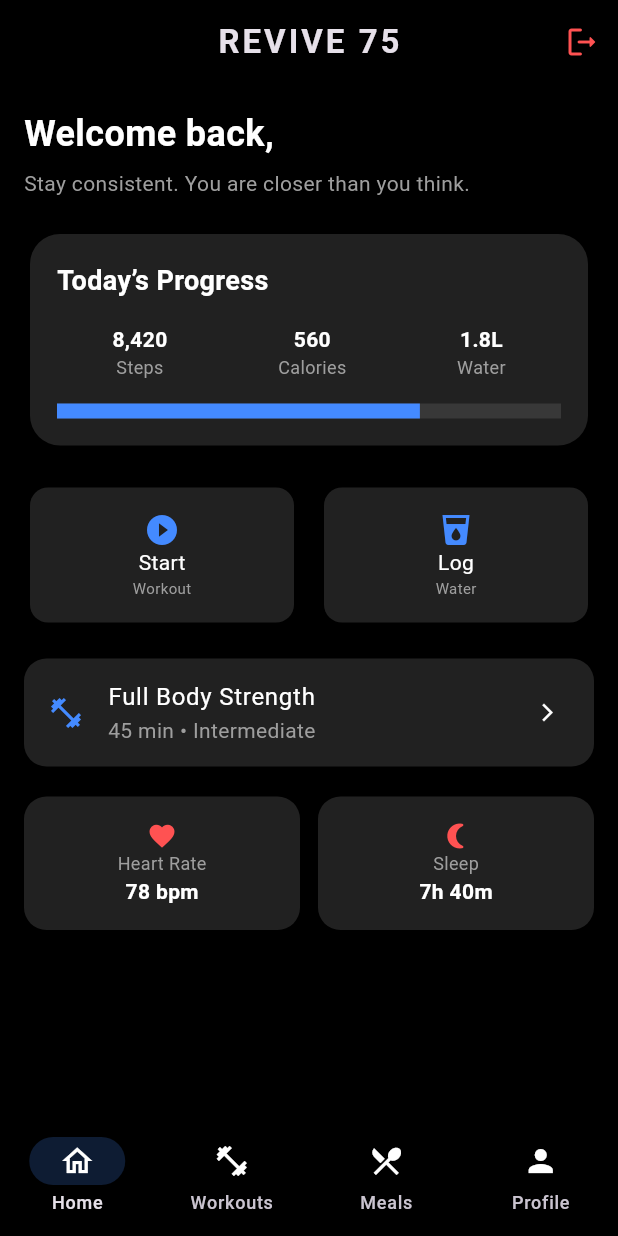
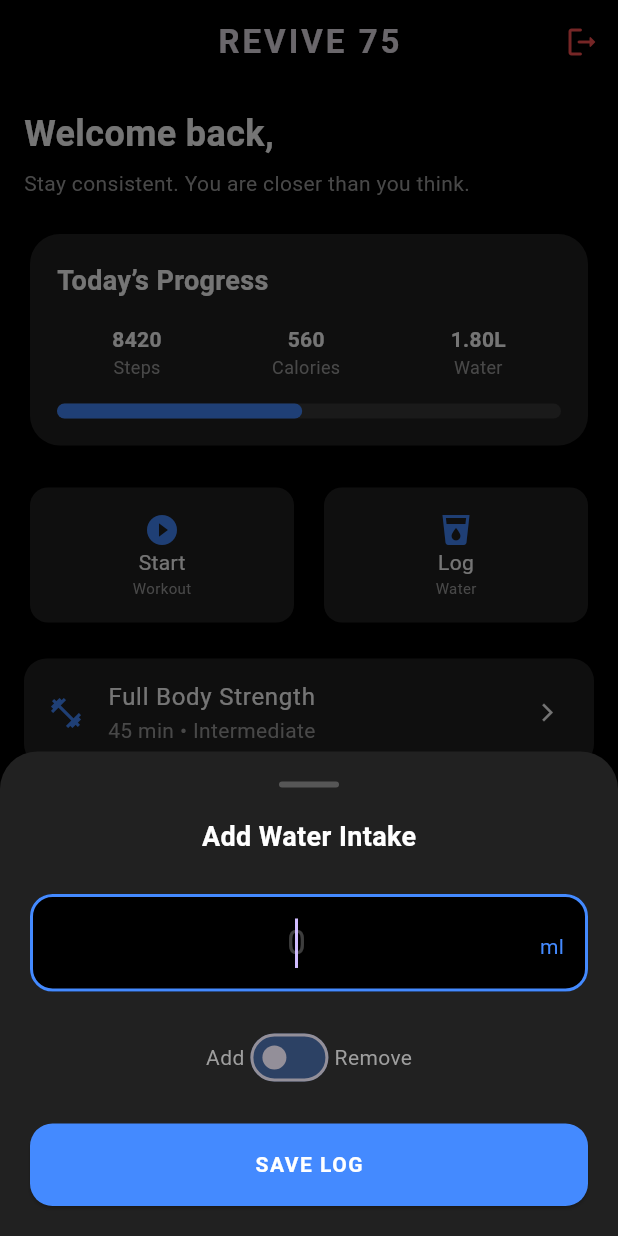
Before and after one commit to Luneric/Revive75, a Flutter app: the screen it shows once a user with an empty profile is signed in, after a tap on "Log", on a phone screen of 412 x 824 dp. Run offline on Flutter 3.47's test engine with Material 3 defaults, Android fonts, the light colour scheme and no system bars; our stand-ins replace cloud_firestore, firebase_auth, firebase_core, google_sign_in; accounts and stored records are empty.

Commit message:
adding dynamic home page

```diff
--- a/revive75_app/lib/home_page.dart
+++ b/revive75_app/lib/home_page.dart
@@ -2,14 +2,146 @@ import 'package:flutter/material.dart';
 import 'package:firebase_auth/firebase_auth.dart';
 import 'app_router.dart';
 
-class MyHomePage extends StatelessWidget {
+class MyHomePage extends StatefulWidget {
   final String userName;
   const MyHomePage({super.key, required this.userName});
 
   @override
+  State<MyHomePage> createState() => _MyHomePageState();
+}
+
+class _MyHomePageState extends State<MyHomePage> {
+  // --- DYNAMIC DATA ---
+  int steps = 8420;
+  int calories = 560;
+  double waterDrank = 1.8;
+  double waterGoal = 3.7;
+  String? currentWorkout = "Full Body Strength";
+
+  // --- LOGIC METHODS ---
+  void _logWater(double amount) {
+    setState(() {
+      waterDrank += amount;
+      if (waterDrank < 0) waterDrank = 0.0;
+    });
+  }
+
+  void _showWaterPicker() {
+    final TextEditingController amountController = TextEditingController();
+    bool isRemoving = false; // Internal toggle state
+
+    showModalBottomSheet(
+      context: context,
+      isScrollControlled: true, // Allows keyboard to push the sheet up
+      backgroundColor: Colors.grey[900],
+      shape: const RoundedRectangleBorder(
+        borderRadius: BorderRadius.vertical(top: Radius.circular(25)),
+      ),
+      builder: (context) {
+        return StatefulBuilder( // Allows the toggle to update UI inside the sheet
+          builder: (context, setModalState) {
+            return Padding(
+              padding: EdgeInsets.only(
+                bottom: MediaQuery.of(context).viewInsets.bottom + 20,
+                left: 20,
+                right: 20,
+                top: 20,
+              ),
+              child: Column(
+                mainAxisSize: MainAxisSize.min,
+                children: [
+                  Container(
+                    width: 40,
+                    height: 4,
+                    decoration: BoxDecoration(color: Colors.white24, borderRadius: BorderRadius.circular(10)),
+                  ),
+                  const SizedBox(height: 20),
+                  Text(
+                    isRemoving ? 'Remove Water Intake' : 'Add Water Intake',
+                    style: const TextStyle(color: Colors.white, fontSize: 18, fontWeight: FontWeight.bold),
+                  ),
+                  const SizedBox(height: 25),
+
+                  // Professional Numeric Input
+                  TextField(
+                    controller: amountController,
+                    keyboardType: const TextInputType.numberWithOptions(decimal: true),
+                    style: const TextStyle(color: Colors.white, fontSize: 22),
+                    autofocus: true,
+                    textAlign: TextAlign.center,
+                    decoration: InputDecoration(
+                      hintText: '0',
+                      hintStyle: const TextStyle(color: Colors.white24),
+                      suffixText: 'ml',
+                      suffixStyle: const TextStyle(color: Colors.blueAccent),
+                      enabledBorder: OutlineInputBorder(
+                        borderRadius: BorderRadius.circular(15),
+                        borderSide: const BorderSide(color: Colors.white10),
+                      ),
+                      focusedBorder: OutlineInputBorder(
+                        borderRadius: BorderRadius.circular(15),
+                        borderSide: const BorderSide(color: Colors.blueAccent, width: 2),
+                      ),
+                      filled: true,
+                      fillColor: Colors.black,
+                    ),
+                  ),
+
+                  const SizedBox(height: 20),
+
+                  // Professional Mode Toggle
+                  Row(
+                    mainAxisAlignment: MainAxisAlignment.center,
+                    children: [
+                      const Text('Add', style: TextStyle(color: Colors.grey)),
+                      Switch(
+                        value: isRemoving,
+                        activeColor: Colors.redAccent,
+                        inactiveTrackColor: Colors.blueAccent.withOpacity(0.3),
+                        onChanged: (val) => setModalState(() => isRemoving = val),
+                      ),
+                      const Text('Remove', style: TextStyle(color: Colors.grey)),
+                    ],
+                  ),
+
+                  const SizedBox(height: 20),
+
+                  // Submit Action
+                  SizedBox(
+                    width: double.infinity,
+                    height: 55,
+                    child: ElevatedButton(
+                      style: ElevatedButton.styleFrom(
+                        backgroundColor: isRemoving ? Colors.redAccent : Colors.blueAccent,
+                        shape: RoundedRectangleBorder(borderRadius: BorderRadius.circular(15)),
+                      ),
+                      onPressed: () {
+                        double enteredVal = double.tryParse(amountController.text) ?? 0;
+                        if (enteredVal > 0) {
+                          // Convert ml to Liters for the logic
+                          double liters = enteredVal / 1000;
+                          _logWater(isRemoving ? -liters : liters);
+                        }
+                        Navigator.pop(context);
+                      },
+                      child: Text(
+                        isRemoving ? 'CONFIRM REMOVAL' : 'SAVE LOG',
+                        style: const TextStyle(color: Colors.white, fontWeight: FontWeight.bold, letterSpacing: 1),
+                      ),
+                    ),
+                  ),
+                ],
+              ),
+            );
+          }
+        );
+      },
+    );
+  }
+
+  @override
   Widget build(BuildContext context) {
     return Scaffold(
-      // Match the dark theme of your main app
       backgroundColor: Colors.black,
       appBar: AppBar(
         title: const Text('REVIVE 75', style: TextStyle(letterSpacing: 2, fontWeight: FontWeight.bold)),
@@ -27,15 +159,15 @@ class MyHomePage extends StatelessWidget {
         child: Column(
           crossAxisAlignment: CrossAxisAlignment.start,
           children: [
-            _buildGreeting(context),
+            _buildGreeting(),
             const SizedBox(height: 20),
-            _buildTodayProgress(context),
+            _buildTodayProgress(),
             const SizedBox(height: 20),
-            _buildQuickActions(context),
+            _buildQuickActions(),
             const SizedBox(height: 20),
-            _buildWorkoutSection(context),
+            _buildWorkoutSection(),
             const SizedBox(height: 20),
-            _buildHealthStats(context),
+            _buildHealthStats(),
           ],
         ),
       ),
@@ -43,14 +175,10 @@ class MyHomePage extends StatelessWidget {
         backgroundColor: Colors.black,
         indicatorColor: Colors.blueAccent.withOpacity(0.2),
         selectedIndex: 0,
-         onDestinationSelected: (index) {
-          if (index == 1) {
-            Navigator.pushNamed(context, AppRoutes.workout);
-          } else if (index == 2) {
-            Navigator.pushNamed(context, AppRoutes.meal);
-          } else if (index == 3) {
-            Navigator.pushNamed(context, AppRoutes.profile);
-          }
+        onDestinationSelected: (index) {
+          if (index == 1) Navigator.pushNamed(context, AppRoutes.workout);
+          if (index == 2) Navigator.pushNamed(context, AppRoutes.meal);
+          if (index == 3) Navigator.pushNamed(context, AppRoutes.profile);
         },
         destinations: const [
           NavigationDestination(icon: Icon(Icons.home_outlined, color: Colors.white), label: 'Home'),
@@ -62,12 +190,12 @@ class MyHomePage extends StatelessWidget {
     );
   }
 
-  Widget _buildGreeting(BuildContext context) {
+  Widget _buildGreeting() {
     return Column(
       crossAxisAlignment: CrossAxisAlignment.start,
       children: [
         Text(
-          'Welcome back, ${userName.toUpperCase()}',
+          'Welcome back, ${widget.userName.toUpperCase()}',
           style: const TextStyle(color: Colors.white, fontSize: 24, fontWeight: FontWeight.bold),
         ),
         const SizedBox(height: 6),
@@ -79,7 +207,9 @@ class MyHomePage extends StatelessWidget {
     );
   }
 
-  Widget _buildTodayProgress(BuildContext context) {
+  Widget _buildTodayProgress() {
+    double progressValue = (waterDrank / waterGoal).clamp(0.0, 1.0);
+
     return Card(
       color: Colors.grey[900],
       shape: RoundedRectangleBorder(borderRadius: BorderRadius.circular(20)),
@@ -90,20 +220,21 @@ class MyHomePage extends StatelessWidget {
           children: [
             const Text('Today’s Progress', style: TextStyle(color: Colors.white, fontSize: 18, fontWeight: FontWeight.bold)),
             const SizedBox(height: 16),
-            const Row(
+            Row(
               mainAxisAlignment: MainAxisAlignment.spaceAround,
               children: [
-                _ProgressItem(label: 'Steps', value: '8,420'),
-                _ProgressItem(label: 'Calories', value: '560'),
-                _ProgressItem(label: 'Water', value: '1.8L'),
+                _ProgressItem(label: 'Steps', value: steps.toString()),
+                _ProgressItem(label: 'Calories', value: calories.toString()),
+                _ProgressItem(label: 'Water', value: '${waterDrank.toStringAsFixed(2)}L'),
               ],
             ),
             const SizedBox(height: 16),
             LinearProgressIndicator(
-              value: 0.72,
+              value: progressValue,
               backgroundColor: Colors.white10,
               color: Colors.blueAccent,
               minHeight: 10,
+              borderRadius: BorderRadius.circular(5),
             ),
           ],
         ),
@@ -111,29 +242,50 @@ class MyHomePage extends StatelessWidget {
     );
   }
 
-  // Helper widgets for your friend's layout
-  Widget _buildQuickActions(BuildContext context) {
+  Widget _buildQuickActions() {
     return Row(
       children: [
-        Expanded(child: _ActionCard(icon: Icons.play_circle_fill, title: 'Start', subtitle: 'Workout', onTap: () {})),
+        Expanded(
+          child: _ActionCard(
+            icon: Icons.play_circle_fill,
+            title: 'Start',
+            subtitle: 'Workout',
+            onTap: () => Navigator.pushNamed(context, AppRoutes.workout),
+          ),
+        ),
         const SizedBox(width: 12),
-        Expanded(child: _ActionCard(icon: Icons.local_drink, title: 'Log', subtitle: 'Water', onTap: () {})),
+        Expanded(
+          child: _ActionCard(
+            icon: Icons.local_drink,
+            title: 'Log',
+            subtitle: 'Water',
+            onTap: _showWaterPicker,
+          ),
+        ),
       ],
     );
   }
 
-  Widget _buildWorkoutSection(BuildContext context) {
+  Widget _buildWorkoutSection() {
+    bool hasWorkout = currentWorkout != null;
     return ListTile(
+      onTap: () => Navigator.pushNamed(context, AppRoutes.workout),
       tileColor: Colors.grey[900],
       shape: RoundedRectangleBorder(borderRadius: BorderRadius.circular(15)),
       leading: const Icon(Icons.fitness_center, color: Colors.blueAccent),
-      title: const Text('Full Body Strength', style: TextStyle(color: Colors.white)),
-      subtitle: const Text('45 min • Intermediate', style: TextStyle(color: Colors.grey)),
+      title: Text(
+        hasWorkout ? currentWorkout! : 'Current Workout - None',
+        style: const TextStyle(color: Colors.white),
+      ),
+      subtitle: Text(
+        hasWorkout ? '45 min • Intermediate' : 'Ready to start your journey?',
+        style: const TextStyle(color: Colors.grey),
+      ),
       trailing: const Icon(Icons.arrow_forward_ios, color: Colors.white, size: 14),
     );
   }
 
-  Widget _buildHealthStats(BuildContext context) {
+  Widget _buildHealthStats() {
     return Row(
       children: const [
         Expanded(child: _StatCard(title: 'Heart Rate', value: '78 bpm', icon: Icons.favorite)),
@@ -161,7 +313,10 @@ class _ActionCard extends StatelessWidget {
   @override
   Widget build(BuildContext context) => Card(
     color: Colors.grey[900],
-    child: InkWell(onTap: onTap, child: Padding(padding: const EdgeInsets.all(16), child: Column(children: [
+    child: InkWell(
+      onTap: onTap,
+      borderRadius: BorderRadius.circular(8),
+      child: Padding(padding: const EdgeInsets.all(16), child: Column(children: [
       Icon(icon, color: Colors.blueAccent),
       Text(title, style: const TextStyle(color: Colors.white)),
       Text(subtitle, style: const TextStyle(color: Colors.grey, fontSize: 10)),
@@ -178,6 +333,7 @@ class _StatCard extends StatelessWidget {
     decoration: BoxDecoration(color: Colors.grey[900], borderRadius: BorderRadius.circular(15)),
     child: Column(children: [
       Icon(icon, color: Colors.redAccent, size: 20),
+      const SizedBox(height: 4),
       Text(title, style: const TextStyle(color: Colors.grey, fontSize: 12)),
       Text(value, style: const TextStyle(color: Colors.white, fontWeight: FontWeight.bold)),
     ]),
```
